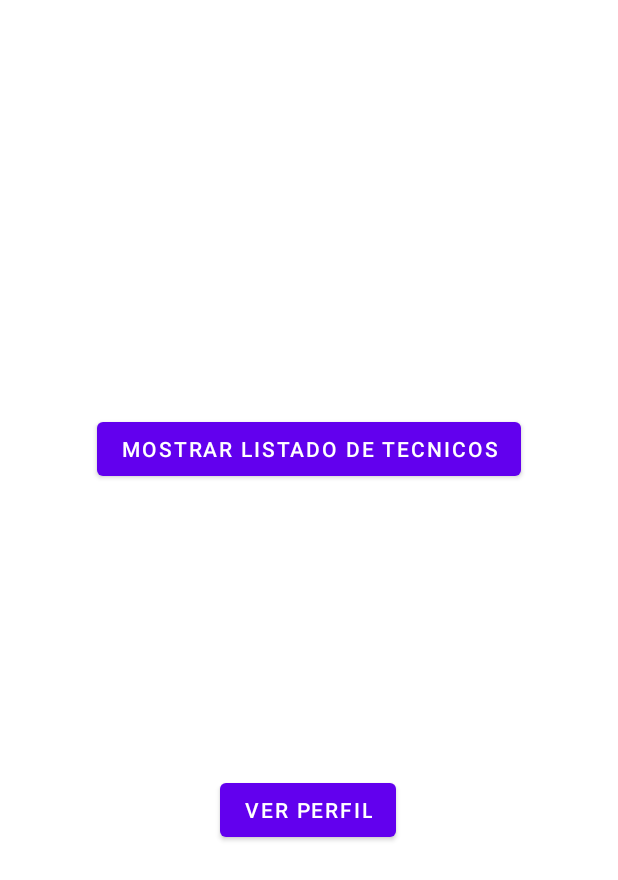
After one commit to djag07907/tato, an Android app: the MenuSelectionActivity screen opened directly, with no data from a screen before it, on a phone screen of 412 x 824 dp. The commit adds this screen. Shown: the top 880 px of the screen. Run offline under Robolectric (Android 15) with nearby library versions, the phone set to English and light mode, and no system bars; our stand-ins replace Firebase (no records; nobody signed in at launch, a user with empty details on screens opened directly).

Commit message:
registered users display and menu selection activity

```diff
--- a/app/src/main/AndroidManifest.xml
+++ b/app/src/main/AndroidManifest.xml
@@ -9,6 +9,9 @@
         android:roundIcon="@mipmap/ic_launcher_round"
         android:supportsRtl="true"
         android:theme="@style/Theme.Tato">
+        <activity
+            android:name=".MenuSelectionActivity"
+            android:exported="false" />
         <activity
             android:name=".TechListingActivity"
             android:exported="false" />
--- /dev/null
+++ b/app/src/main/java/solutions/alva/of/son/tato/MenuSelectionActivity.kt
@@ -0,0 +1,57 @@
+package solutions.alva.of.son.tato
+
+import android.content.Intent
+import androidx.appcompat.app.AppCompatActivity
+import android.os.Bundle
+import android.util.Log
+import android.widget.Button
+import com.google.firebase.auth.FirebaseAuth
+import com.google.firebase.firestore.FirebaseFirestore
+import solutions.alva.of.son.tato.classes.Users
+import solutions.alva.of.son.tato.databinding.ActivityMainBinding
+import solutions.alva.of.son.tato.databinding.ActivityMenuSelectionBinding
+
+class MenuSelectionActivity : AppCompatActivity() {
+
+    private lateinit var auth: FirebaseAuth
+    private lateinit var binding: ActivityMenuSelectionBinding
+    private val fileResult = 1
+    private lateinit var db : FirebaseFirestore
+    private lateinit var usuarioActual : Users
+
+    override fun onCreate(savedInstanceState: Bundle?) {
+        super.onCreate(savedInstanceState)
+
+        //Variable initialization
+        binding = ActivityMenuSelectionBinding.inflate(layoutInflater)
+        setContentView(binding.root)
+
+//        setContentView(R.layout.activity_menu_selection)
+
+//        val techDisplayBtn = findViewById<Button>(R.id.techDisplayBtn)
+//        val profileBtn = findViewById<Button>(R.id.profileBtn)
+
+
+        binding.techDisplayBtn.setOnClickListener {
+            techListView()
+        }
+
+        binding.profileBtn.setOnClickListener {
+            profileView()
+        }
+
+    }
+
+    private fun profileView(){
+        Log.i("tap tap","TYPING PROF VIEW HERE")
+        val intent = Intent(this, MainActivity::class.java)
+        this.startActivity(intent)
+    }
+
+    private fun techListView(){
+        Log.i("tap tap","TYPING TECH LIST HERE")
+        val intent = Intent(this, TechListingActivity::class.java)
+        this.startActivity(intent)
+    }
+
+}
--- a/app/src/main/java/solutions/alva/of/son/tato/SignUpActivity.kt
+++ b/app/src/main/java/solutions/alva/of/son/tato/SignUpActivity.kt
@@ -47,6 +47,7 @@ class SignUpActivity : AppCompatActivity() {
             val mRepeatPassword = binding.repeatPasswordEditText.text.toString()
             val selected = binding.radioGroup.checkedRadioButtonId
             val userNum = binding.numberEditText.text.toString()
+            val userName = binding.uNameEditText.text.toString()
 //            val userDep = binding.depSpinner.onItemSelectedListener
 
 
@@ -76,7 +77,7 @@ class SignUpActivity : AppCompatActivity() {
                     Toast.LENGTH_SHORT
                 ).show()
             } else {
-                createAccount(mEmail, mPassword, userNum)
+                createAccount(mEmail, mPassword, userNum, userName)
                 Toast.makeText(
                     baseContext, "Usuario creado exitosamente",
                     Toast.LENGTH_SHORT
@@ -131,7 +132,7 @@ class SignUpActivity : AppCompatActivity() {
     }
 
 
-    private fun createAccount(email: String, password: String, userNum: String) {
+    private fun createAccount(email: String, password: String, userNum: String, userName: String) {
         val userType = if (binding.radioGroup.checkedRadioButtonId == R.id.radio_client) "CLIENTE" else "TECNICO"
 //        val userDep = binding.depSpinner.onItemSelectedListener
 
@@ -148,6 +149,7 @@ class SignUpActivity : AppCompatActivity() {
                         }
                     val userToCreate = Users(
                         uID,
+                        userName,
                         userType,
                         userNum,
                         "",
--- a/app/src/main/java/solutions/alva/of/son/tato/TechAdapter.kt
+++ b/app/src/main/java/solutions/alva/of/son/tato/TechAdapter.kt
@@ -23,7 +23,7 @@ class TechAdapter(private val techList : ArrayList<Users>) : RecyclerView.Adapte
     override fun onBindViewHolder(holder: TechAdapter.MyViewHolder, position: Int) {
 
         val user = techList[position]
-        holder.techName.text = user.uId
+        holder.techName.text = user.userName
         holder.userTypes.text = user.userType
         holder.userNumber.text = user.userNum
 
--- a/app/src/main/java/solutions/alva/of/son/tato/classes/users.kt
+++ b/app/src/main/java/solutions/alva/of/son/tato/classes/users.kt
@@ -5,6 +5,7 @@ import androidx.annotation.Keep
 @NoArg
 data class Users(
     var uId: String? = null,
+    var userName: String? = null,
     var userType: String? = null,
     var userNum: String? = null,
     var userDep: String? = null,
--- a/app/src/main/res/layout/activity_main.xml
+++ b/app/src/main/res/layout/activity_main.xml
@@ -111,7 +111,6 @@
                 android:gravity="center"
                 android:text="userNumber"
                 android:textSize="16sp" />
-
 
 
         </LinearLayout>
--- /dev/null
+++ b/app/src/main/res/layout/activity_menu_selection.xml
@@ -0,0 +1,31 @@
+<?xml version="1.0" encoding="utf-8"?>
+<androidx.constraintlayout.widget.ConstraintLayout xmlns:android="http://schemas.android.com/apk/res/android"
+    xmlns:app="http://schemas.android.com/apk/res-auto"
+    xmlns:tools="http://schemas.android.com/tools"
+    android:layout_width="match_parent"
+    android:layout_height="match_parent"
+    tools:context=".MenuSelectionActivity">
+
+    <Button
+        android:id="@+id/techDisplayBtn"
+        android:layout_width="wrap_content"
+        android:layout_height="wrap_content"
+        android:text="@string/view_techs"
+        app:layout_constraintBottom_toTopOf="@+id/profileBtn"
+        app:layout_constraintEnd_toEndOf="parent"
+        app:layout_constraintHorizontal_bias="0.498"
+        app:layout_constraintStart_toStartOf="parent"
+        app:layout_constraintTop_toTopOf="parent"
+        app:layout_constraintVertical_bias="0.588" />
+
+    <Button
+        android:id="@+id/profileBtn"
+        android:layout_width="wrap_content"
+        android:layout_height="wrap_content"
+        android:layout_marginBottom="260dp"
+        android:text="@string/view_profile"
+        app:layout_constraintBottom_toBottomOf="parent"
+        app:layout_constraintEnd_toEndOf="parent"
+        app:layout_constraintHorizontal_bias="0.498"
+        app:layout_constraintStart_toStartOf="parent" />
+</androidx.constraintlayout.widget.ConstraintLayout>
--- a/app/src/main/res/layout/activity_tech_listing.xml
+++ b/app/src/main/res/layout/activity_tech_listing.xml
@@ -16,4 +16,5 @@
         app:layout_constraintEnd_toEndOf="parent"
         app:layout_constraintStart_toStartOf="parent"
         app:layout_constraintTop_toTopOf="parent" />
+
 </androidx.constraintlayout.widget.ConstraintLayout>
--- a/app/src/main/res/values/strings.xml
+++ b/app/src/main/res/values/strings.xml
@@ -37,6 +37,9 @@
     <string name="user_dep">De qué departamento eres?</string>
     <string name="dep_name">Departamento: </string>
     <string name="tech_profession">Profesion: </string>
+    <string name="view_profile">Ver perfil </string>
+    <string name="view_techs">Mostrar listado de tecnicos </string>
+
 
     <string-array name="Departamentos">
         <item>Atlántida</item>
```
Also changed, not shown: app/src/main/java/solutions/alva/of/son/tato/MainActivity.kt (+7 -5 lines), app/src/main/java/solutions/alva/of/son/tato/SignInActivity.kt (+8 -17 lines), app/src/main/res/drawable/ic_person.xml (added, +10 -0 lines), app/src/main/res/layout/activity_sign_up.xml (+28 -15 lines).
